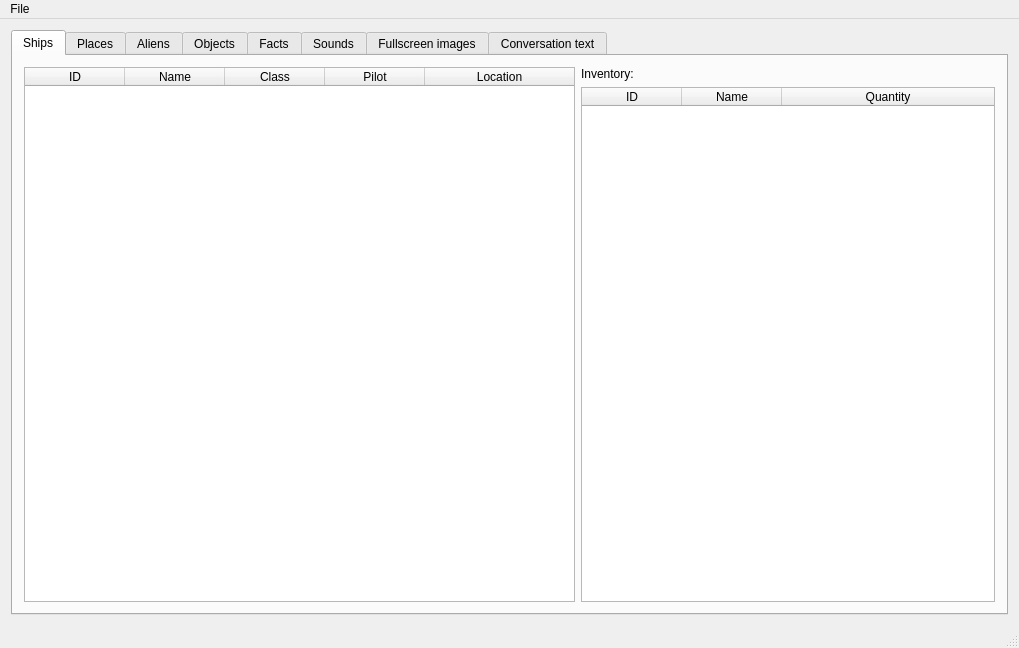
colinbourassa/nomad-resource-explorer, file mainwindow.ui: the form before one commit.
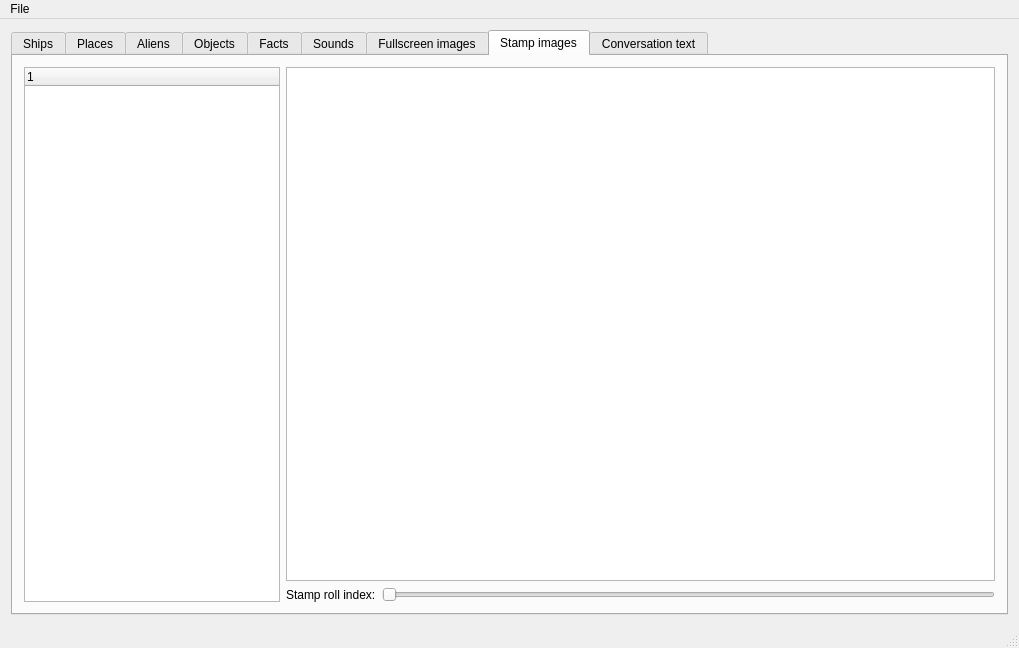
The form after the commit. The open tabs and pages were chosen to show the change.

Commit message: Add stamp/roll image display. This will require some additional work to get overlay transparency and offsetting correct.

```diff
--- a/mainwindow.ui
+++ b/mainwindow.ui
@@ -867,8 +867,42 @@
           </column>
          </widget>
         </item>
+       </layout>
+      </widget>
+      <widget class="QWidget" name="m_tabStamps">
+       <attribute name="title">
+        <string>Stamp images</string>
+       </attribute>
+       <layout class="QGridLayout" name="gridLayout_6" columnstretch="0,1">
         <item row="0" column="1">
-         <widget class="QGraphicsView" name="m_fullscreenView"/>
+         <widget class="QGraphicsView" name="m_stampView"/>
+        </item>
+        <item row="1" column="1">
+         <layout class="QHBoxLayout" name="horizontalLayout">
+          <item>
+           <widget class="QLabel" name="m_stampRollIndexLabel">
+            <property name="text">
+             <string>Stamp roll index:</string>
+            </property>
+           </widget>
+          </item>
+          <item>
+           <widget class="QSlider" name="m_stampRollSlider">
+            <property name="orientation">
+             <enum>Qt::Horizontal</enum>
+            </property>
+           </widget>
+          </item>
+         </layout>
+        </item>
+        <item row="0" column="0" rowspan="2">
+         <widget class="QTreeWidget" name="m_stampTree">
+          <column>
+           <property name="text">
+            <string notr="true">1</string>
+           </property>
+          </column>
+         </widget>
         </item>
        </layout>
       </widget>
```
Left out of the diff: 12 changed lines with no effect on the pictures. The commit also changes 11 other files.
